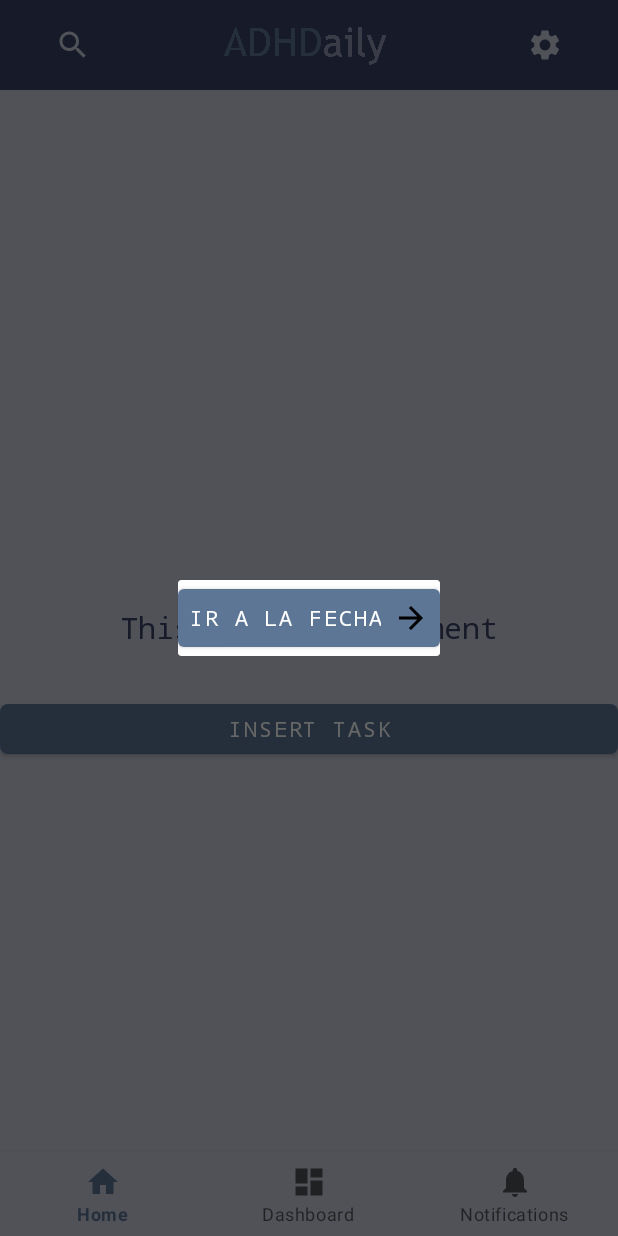
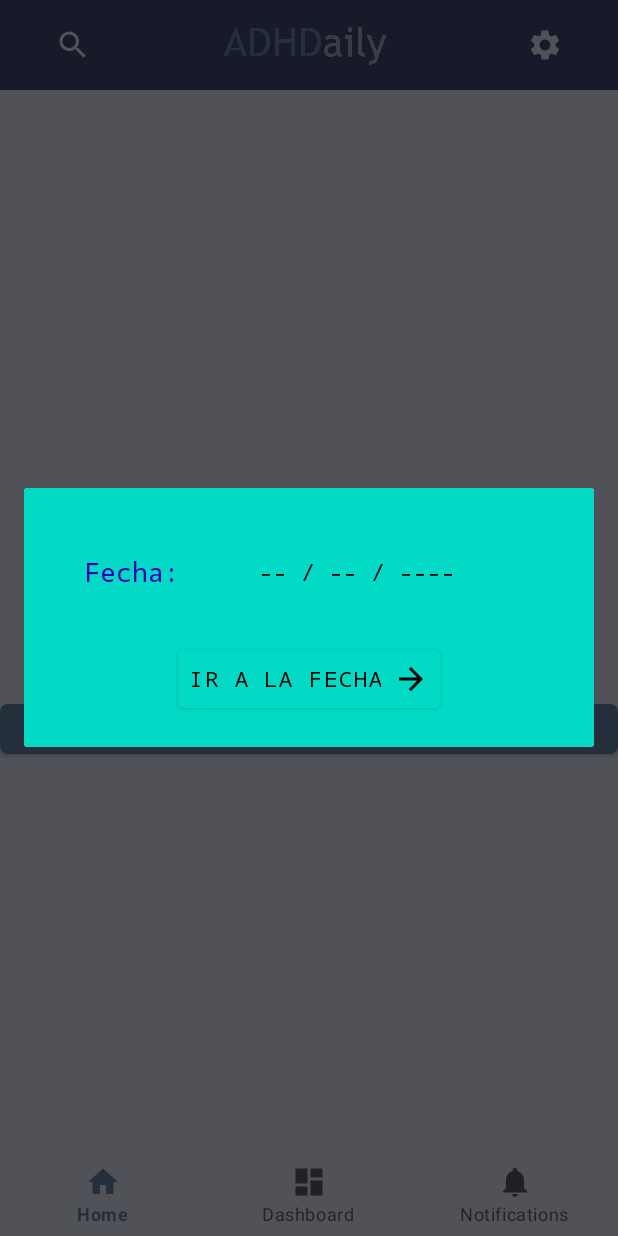
Before and after one commit to clopezldam1/ADHDaily, an Android app: the screen it shows after launch (MainActivity), after a tap on an icon or button, on a phone screen of 412 x 824 dp. Run offline under Robolectric (Android 15) with nearby library versions, the phone set to English and light mode, and no system bars; our stand-ins replace navigation-ui.

Commit message:
FIX - Arreglado dialog de SelccionarFecha, ahora guarda la fecha seleccionada en una variable de MainActivity

```diff
--- a/app/src/main/AndroidManifest.xml
+++ b/app/src/main/AndroidManifest.xml
@@ -18,7 +18,8 @@
         <activity
             android:name=".MainActivity"
             android:exported="true"
-            android:label="@string/app_name">
+            android:label="@string/app_name"
+            android:configChanges="orientation|screenSize|keyboardHidden">
             <intent-filter>
                 <action android:name="android.intent.action.MAIN" />
 
--- a/app/src/main/java/com/example/adhdaily/MainActivity.kt
+++ b/app/src/main/java/com/example/adhdaily/MainActivity.kt
@@ -1,11 +1,10 @@
 package com.example.adhdaily
 
-import android.app.Dialog
 import android.content.Intent
+import android.icu.text.SimpleDateFormat
 import androidx.appcompat.app.AppCompatActivity
 import android.os.Bundle
-import android.view.LayoutInflater
-import android.widget.Button
+import android.util.Log
 import android.widget.ImageButton
 import android.widget.Toast
 import androidx.navigation.NavController
@@ -13,9 +12,12 @@ import androidx.navigation.findNavController
 import androidx.navigation.ui.AppBarConfiguration
 import androidx.navigation.ui.setupActionBarWithNavController
 import androidx.navigation.ui.setupWithNavController
+import com.example.adhdaily.UI.dialogs.SelectDateDialog
 import com.example.adhdaily.databinding.ActivityMainBinding
 import com.example.adhdaily.ui.activities.AppSettingsActivity
 import com.google.android.material.bottomnavigation.BottomNavigationView
+import java.util.Date
+import java.util.Locale
 
 
 class MainActivity : AppCompatActivity() {
@@ -23,14 +25,24 @@ class MainActivity : AppCompatActivity() {
     private lateinit var binding: ActivityMainBinding
     private lateinit var navController: NavController
 
+    //Toolbar
     private lateinit var btnSelectDate: ImageButton
     private lateinit var btnGotoSettings: ImageButton
+
+    //select date dialog
+    val dateFormat = "dd/MM/yyyy" //Cambiar el formato de la fecha aquí //TODO: Incluir ajuste para cambiar el date format entre europeo y americano
+    val dateFormatter = SimpleDateFormat(dateFormat, Locale.getDefault()) //Locale.getDefault gets the timezone
+    lateinit var selectedDate: Date
 
     override fun onCreate(savedInstanceState: Bundle?) {
         super.onCreate(savedInstanceState)
 
         binding = ActivityMainBinding.inflate(layoutInflater)
         setContentView(binding.root)
+
+        //Al abrir la aplicación, obtenemos la fecha actual
+        selectedDate = Date() //EJEMPLO: Sun Apr 21 11:25:13 GMT+02:00 2024
+        //Log.i("FechaAct", "onCreate: MAINACTIVITY SELECTED DATE: " + selectedDate.toString())
 
         //readAppConfigData()
 
@@ -61,37 +73,16 @@ class MainActivity : AppCompatActivity() {
         btnGotoSettings.setOnClickListener {
             gotoAjustes()
         }
+
+
     }
 
     /***
      * Abre el cuadro de diálogo que te pide seleccionar una fecha y te lleva a ella
      */
     private fun openSelectDateDialog(){
-        //inflar y crear el dialog
-        val inflater = LayoutInflater.from(this)
-        val dialogView = inflater.inflate(R.layout.dialog_select_date, null)
-        val dialog = Dialog(this)
-        dialog.setContentView(dialogView)
-
-        //HACER LÓGICA DEL DIALOG:
-        //botón de ir a la fecha (cierra dialogo y redirige)
-        dialogView.findViewById<Button>(R.id.btn_gotoDate).setOnClickListener {
-
-            Toast.makeText(this.applicationContext, "gotoDate", Toast.LENGTH_SHORT).show()
-
-            //cerrar el dialog
-            dialog.dismiss()
-        }
-
-        //mostrar el diálogo
-        dialog.show()
-    }
-
-    /**
-     * Método plantilla para crear un dialog (? aún no sé si esto se puede modularizar
-     */
-    public fun openDialog(){
-
+        val dialogFragment = SelectDateDialog(this)
+        dialogFragment.show()
     }
 
     /**
@@ -101,6 +92,7 @@ class MainActivity : AppCompatActivity() {
         val intent = Intent(this, AppSettingsActivity::class.java)
         Toast.makeText(this.applicationContext, "switched to ajustes", Toast.LENGTH_SHORT).show()
         startActivity(intent)
+
         //Cambiar transicion a la activity de forma personalizada
         overridePendingTransition(R.anim.slide_in_right, R.anim.slide_out_left)
     }
--- a/app/src/main/java/com/example/adhdaily/ui/dialogs/SelectDateDialog.kt
+++ b/app/src/main/java/com/example/adhdaily/ui/dialogs/SelectDateDialog.kt
@@ -1,4 +1,81 @@
 package com.example.adhdaily.UI.dialogs
 
-class SelectDateDialog {
+import android.app.DatePickerDialog
+import android.app.Dialog
+import android.content.Context
+import android.icu.util.Calendar
+import android.util.Log
+import android.widget.Button
+import android.widget.DatePicker
+import android.widget.TextView
+import android.widget.Toast
+import com.example.adhdaily.MainActivity
+import com.example.adhdaily.R
+import com.example.adhdaily.databinding.DialogSelectDateBinding
+import java.text.DateFormat
+
+class SelectDateDialog(context: Context) : Dialog(context,R.style.CustomDialogTheme) {
+
+    private lateinit var binding: DialogSelectDateBinding
+    lateinit var txtSelectDate: TextView
+    lateinit var btnGotoDate: Button
+
+    private val dateFormatter = MainActivity().dateFormatter //SimpleDateFormat("yyyy/MM/dd", Locale.getDefault())
+
+    init {
+        //Darle el layout al dialog
+        setContentView(R.layout.dialog_select_date)
+
+        //Configurar binding elementos dialog
+        txtSelectDate = findViewById<TextView>(R.id.txt_inputSelectedDate)
+        txtSelectDate.setOnClickListener {
+            openDatePickerDialog()
+        }
+
+        btnGotoDate = findViewById<Button>(R.id.btn_gotoDate)
+        btnGotoDate.setOnClickListener {
+            // Lógica para el clic en el botón
+            goToDate()
+        }
+    }
+
+    private fun goToDate() {
+        Toast.makeText(context, "gotoDate", Toast.LENGTH_SHORT).show()
+
+        //cerrar el dialog
+        this.dismiss()
+
+        //TODO: te lleva al DayView de la fecha seleccionada
+    }
+
+    private fun openDatePickerDialog() {
+        // Obtener la fecha actual para preseleccionarla en el DatePicker
+        val calendar = Calendar.getInstance()
+
+        val datePickerDialog = DatePickerDialog(
+            context,
+            DatePickerDialog.OnDateSetListener { _: DatePicker, year: Int, month: Int, dayOfMonth: Int ->
+                val selectedDate = Calendar.getInstance()
+                selectedDate.set(year, month, dayOfMonth)
+
+                // Formatear la fecha seleccionada al formato deseado
+                val formattedDate = this.dateFormatter.format(selectedDate.time)
+
+                // Establecer la fecha formateada en el EditText
+                txtSelectDate.setText(formattedDate)
+
+                //Modificamos selectedDate en la activity (variable global)
+                MainActivity().selectedDate = selectedDate.time
+                //Log.i("PATATA", "openDatePickerDialog- SELECTED DATE: " +  MainActivity().selectedDate) //Sun Apr 21 11:21:30 GMT+02:00 2024
+            },
+            calendar.get(Calendar.YEAR),
+            calendar.get(Calendar.MONTH),
+            calendar.get(Calendar.DAY_OF_MONTH),
+        )
+
+        // Mostrar el DatePickerDialog
+        datePickerDialog.show()
+    }
+
+
 }
--- /dev/null
+++ b/app/src/main/res/drawable/rounded_corner.xml
@@ -0,0 +1,6 @@
+<?xml version="1.0" encoding="utf-8"?>
+    <!-- rounded_corner.xml -->
+    <shape xmlns:android="http://schemas.android.com/apk/res/android" android:shape="rectangle">
+        <corners android:radius="15dp" /> <!-- Ajusta el radio de las esquinas según sea necesario -->
+        <solid android:color="?attr/colorSecondary"/> <!-- Cambia el color de fondo según sea necesario -->
+    </shape>
--- a/app/src/main/res/layout/dialog_select_date.xml
+++ b/app/src/main/res/layout/dialog_select_date.xml
@@ -1,18 +1,62 @@
 <?xml version="1.0" encoding="utf-8"?>
+<androidx.cardview.widget.CardView
+        xmlns:android="http://schemas.android.com/apk/res/android"
+        xmlns:app="http://schemas.android.com/apk/res-auto"
+        xmlns:tools="http://schemas.android.com/tools"
+        android:layout_width="match_parent"
+        android:layout_height="match_parent"
+        android:padding="30dp"
+        app:cardBackgroundColor="?attr/colorSecondaryVariant">
+
         <LinearLayout
-    xmlns:android="http://schemas.android.com/apk/res/android"
             android:layout_width="match_parent"
-    android:layout_height="match_parent">
+            android:layout_height="match_parent"
+            android:orientation="vertical">
+
+            <LinearLayout
+                android:layout_width="match_parent"
+                android:layout_height="wrap_content"
+                android:orientation="horizontal"
+                android:layout_marginHorizontal="40dp"
+                android:layout_marginTop="30dp"
+                android:layout_marginBottom="20dp">
+                <TextView
+                    android:layout_width="wrap_content"
+                    android:layout_height="wrap_content"
+                    android:text="@string/lbl_selectDate"
+                    android:textSize="18dp"
+                    android:layout_gravity="center"/>
+
+                <TextView
+                    android:id="@+id/txt_inputSelectedDate"
+                    android:layout_width="match_parent"
+                    android:layout_height="wrap_content"
+                    android:layout_margin="10dp"
+                    android:background="@drawable/rounded_corner"
+                    android:padding="5dp"
+                    android:text="-- / -- / ----"
+                    android:inputType="date"
+                    android:textAlignment="center"
+                    android:textSize="15dp"
+                    android:textColor="?attr/colorOnSecondary"
+                    tools:ignore="TextSizeCheck" />
+            </LinearLayout>
 
             <!-- boton ir a la fecha seleccionada -->
             <Button
                 android:id="@+id/btn_gotoDate"
                 android:layout_width="wrap_content"
                 android:layout_height="wrap_content"
+                android:layout_gravity="center"
+                android:layout_marginBottom="20dp"
                 android:layout_weight="0.5"
+                android:backgroundTint="?attr/colorSecondary"
                 android:drawableRight="@drawable/baseline_arrow_forward_24"
+                android:textColor="?attr/colorOnSecondary"
+                android:drawableTint="?attr/colorOnSecondary"
+                android:padding="7dp"
                 android:text="@string/btn_gotoDate"
-        android:layout_gravity="end"
-        android:padding="7dp"/>
+                tools:ignore="TextContrastCheck" />
+        </LinearLayout>
 
-</LinearLayout>
+    </androidx.cardview.widget.CardView>
--- a/app/src/main/res/values-night/themes.xml
+++ b/app/src/main/res/values-night/themes.xml
@@ -6,7 +6,7 @@
         <item name="colorPrimaryVariant">@color/blue4</item>
         <item name="colorOnPrimary">@color/black</item>
         <!-- Secondary brand color. -->
-        <item name="colorSecondary">@color/blue5dark</item>
+        <item name="colorSecondary">@color/blue4</item>
         <item name="colorSecondaryVariant">@color/blue5dark</item>
         <item name="colorOnSecondary">@color/blue1</item>
 
--- a/app/src/main/res/values/strings.xml
+++ b/app/src/main/res/values/strings.xml
@@ -7,4 +7,5 @@
     <string name="hello_blank_fragment">Hello blank fragment</string>
     <string name="btn_gotoDate">Ir a la fecha</string>
     <string name="txt_settingsTitle">Ajustes</string>
+    <string name="lbl_selectDate">Fecha:</string>
 </resources>
--- a/app/src/main/res/values/styles.xml
+++ b/app/src/main/res/values/styles.xml
@@ -1,7 +1,10 @@
 <resources>
-
     <style name="Widget.Theme.ADHDaily.MyView" parent="">
         <item name="android:background">@color/gray_400</item>
+    </style>
 
+    <style name="CustomDialogTheme" parent="Theme.AppCompat.Dialog">
+        <item name="android:windowMinWidthMajor">100%</item>
+        <item name="android:windowMinWidthMinor">100%</item>
     </style>
 </resources>
```
Lines whose indentation alone changed are shown as unchanged.
